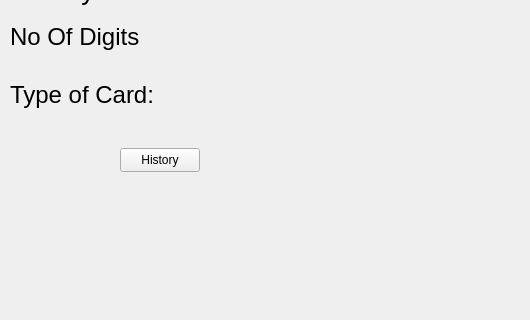
Old version of the form mainwindow.ui in the repository Sugam-Baidya/Credit_card_validator; both pictures show x 0 to 530 and y 142 to 462 of the 800 by 600 pixel window.
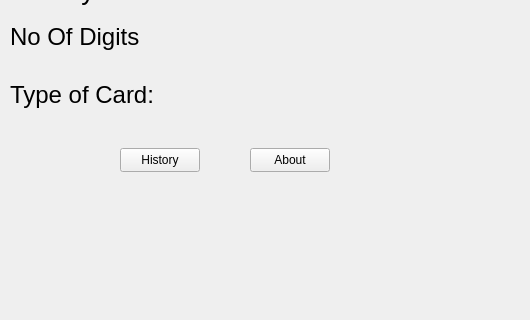
New version of the form.

```diff
--- a/mainwindow.ui
+++ b/mainwindow.ui
@@ -200,6 +200,19 @@
      <string>History</string>
     </property>
    </widget>
+   <widget class="QPushButton" name="pushButton_3">
+    <property name="geometry">
+     <rect>
+      <x>250</x>
+      <y>290</y>
+      <width>80</width>
+      <height>24</height>
+     </rect>
+    </property>
+    <property name="text">
+     <string>About</string>
+    </property>
+   </widget>
   </widget>
   <widget class="QMenuBar" name="menubar">
    <property name="geometry">
```
